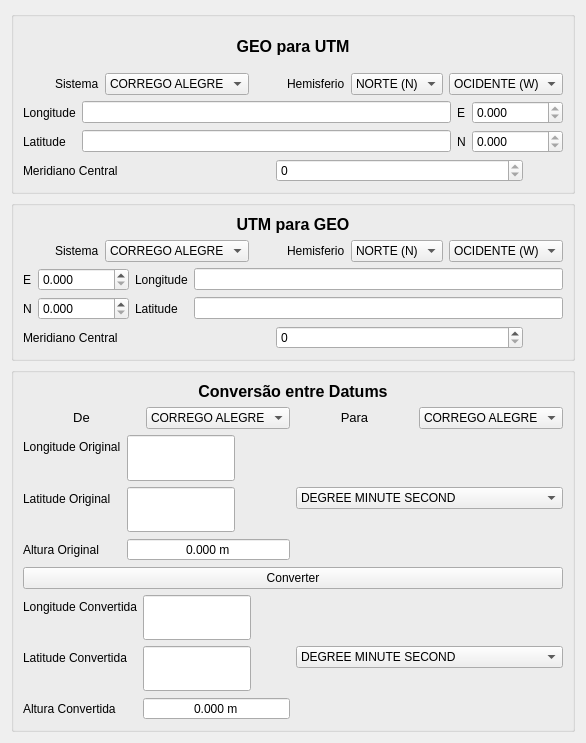
e-foto/e-foto, file branches/SandBox/ProjP/convertDatums e UTM/ConvertionsForm.ui: the form before one commit.
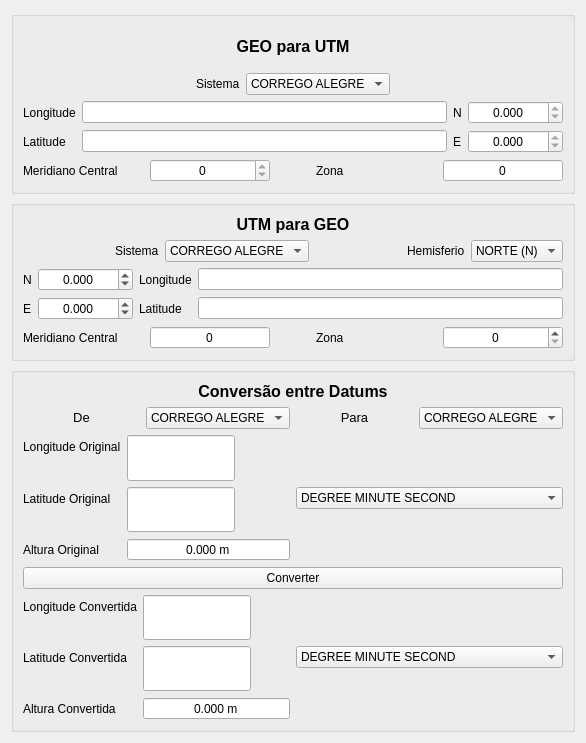
The form after the commit. Custom widgets are drawn as their Qt base class.

The edit to the form file:
```diff
--- a/branches/SandBox/ProjP/convertDatums e UTM/ConvertionsForm.ui
+++ b/branches/SandBox/ProjP/convertDatums e UTM/ConvertionsForm.ui
@@ -126,78 +126,20 @@
           </property>
          </spacer>
         </item>
-        <item>
-         <widget class="QLabel" name="label_13">
-          <property name="text">
-           <string>Hemisferio</string>
-          </property>
-         </widget>
-        </item>
-        <item>
-         <widget class="QComboBox" name="hemiNSGeoUTMComboBox">
-          <item>
-           <property name="text">
-            <string>NORTE (N)</string>
-           </property>
-          </item>
-          <item>
-           <property name="text">
-            <string>SUL (S)</string>
-           </property>
-          </item>
-         </widget>
-        </item>
-        <item>
-         <widget class="QComboBox" name="hemiWEGeoUtmComboBox">
-          <item>
-           <property name="text">
-            <string>OCIDENTE (W)</string>
-           </property>
-          </item>
-          <item>
-           <property name="text">
-            <string>ORIENTE (E)</string>
-           </property>
-          </item>
-         </widget>
-        </item>
        </layout>
       </item>
       <item>
        <layout class="QVBoxLayout" name="verticalLayout_2">
         <item>
          <layout class="QGridLayout" name="gridLayout">
-          <item row="0" column="0">
+          <item row="1" column="0">
            <widget class="QLabel" name="label">
             <property name="text">
              <string>Longitude</string>
             </property>
            </widget>
           </item>
-          <item row="0" column="1">
-           <widget class="DmsEdit" name="latGeotoUtmDmsEdit"/>
-          </item>
-          <item row="0" column="2">
-           <widget class="QLabel" name="label_4">
-            <property name="text">
-             <string>E</string>
-            </property>
-           </widget>
-          </item>
-          <item row="0" column="3">
-           <widget class="QDoubleSpinBox" name="EGeoToUtmDoubleSpinBox">
-            <property name="readOnly">
-             <bool>true</bool>
-            </property>
-            <property name="decimals">
-             <number>3</number>
-            </property>
-            <property name="maximum">
-             <double>1000000000.000000000000000</double>
-            </property>
-           </widget>
-          </item>
-          <item row="1" column="0">
+          <item row="4" column="0">
            <widget class="QLabel" name="label_3">
             <property name="text">
              <string>Latitude</string>
@@ -207,26 +149,61 @@
           <item row="1" column="1">
            <widget class="DmsEdit" name="longGeotoUtmDmsEdit"/>
           </item>
-          <item row="1" column="2">
-           <widget class="QLabel" name="label_2">
-            <property name="text">
-             <string>N</string>
-            </property>
-           </widget>
+          <item row="4" column="1">
+           <widget class="DmsEdit" name="latGeotoUtmDmsEdit"/>
           </item>
           <item row="1" column="3">
            <widget class="QDoubleSpinBox" name="NGeoToUtmDoubleSpinBox">
+            <property name="alignment">
+             <set>Qt::AlignCenter</set>
+            </property>
             <property name="readOnly">
              <bool>true</bool>
             </property>
             <property name="decimals">
              <number>3</number>
             </property>
+            <property name="minimum">
+             <double>-1000000000.000000000000000</double>
+            </property>
             <property name="maximum">
              <double>1000000000.000000000000000</double>
             </property>
            </widget>
           </item>
+          <item row="4" column="3">
+           <widget class="QDoubleSpinBox" name="EGeoToUtmDoubleSpinBox">
+            <property name="alignment">
+             <set>Qt::AlignCenter</set>
+            </property>
+            <property name="readOnly">
+             <bool>true</bool>
+            </property>
+            <property name="decimals">
+             <number>3</number>
+            </property>
+            <property name="minimum">
+             <double>-1000000000.000000000000000</double>
+            </property>
+            <property name="maximum">
+             <double>1000000000.000000000000000</double>
+            </property>
+           </widget>
+          </item>
+          <item row="4" column="2">
+           <widget class="QLabel" name="label_4">
+            <property name="text">
+             <string>E</string>
+            </property>
+           </widget>
+          </item>
+          <item row="1" column="2">
+           <widget class="QLabel" name="label_2">
+            <property name="text">
+             <string>N</string>
+            </property>
+           </widget>
+          </item>
          </layout>
         </item>
         <item>
@@ -240,12 +217,18 @@
           </item>
           <item>
            <widget class="QDoubleSpinBox" name="mCGeoToUtmDoubleSpinBox">
+            <property name="alignment">
+             <set>Qt::AlignCenter</set>
+            </property>
             <property name="readOnly">
              <bool>true</bool>
             </property>
             <property name="decimals">
              <number>0</number>
             </property>
+            <property name="minimum">
+             <double>-1000.000000000000000</double>
+            </property>
            </widget>
           </item>
           <item>
@@ -264,6 +247,26 @@
             </property>
            </spacer>
           </item>
+          <item>
+           <widget class="QLabel" name="label_24">
+            <property name="text">
+             <string>Zona</string>
+            </property>
+           </widget>
+          </item>
+          <item>
+           <widget class="QSpinBox" name="zonaGeoUtmSpinBox">
+            <property name="alignment">
+             <set>Qt::AlignCenter</set>
+            </property>
+            <property name="readOnly">
+             <bool>true</bool>
+            </property>
+            <property name="buttonSymbols">
+             <enum>QAbstractSpinBox::NoButtons</enum>
+            </property>
+           </widget>
+          </item>
          </layout>
         </item>
        </layout>
@@ -282,7 +285,7 @@
      <property name="title">
       <string/>
      </property>
-     <layout class="QVBoxLayout" name="verticalLayout_4">
+     <layout class="QVBoxLayout" name="verticalLayout">
       <item>
        <widget class="QLabel" name="label_25">
         <property name="text">
@@ -374,85 +377,81 @@
           </item>
          </widget>
         </item>
-        <item>
-         <widget class="QComboBox" name="hemiWEUtmGeoComboBox">
-          <item>
-           <property name="text">
-            <string>OCIDENTE (W)</string>
-           </property>
-          </item>
-          <item>
-           <property name="text">
-            <string>ORIENTE (E)</string>
-           </property>
-          </item>
-         </widget>
-        </item>
        </layout>
       </item>
-      <item>
-       <layout class="QVBoxLayout" name="verticalLayout">
         <item>
          <layout class="QGridLayout" name="gridLayout_2">
+        <item row="0" column="2">
+         <widget class="QLabel" name="label_8">
+          <property name="text">
+           <string>Longitude</string>
+          </property>
+         </widget>
+        </item>
+        <item row="0" column="3">
+         <widget class="DmsEdit" name="latUtmToGeoDmsEdit">
+          <property name="readOnly">
+           <bool>true</bool>
+          </property>
+         </widget>
+        </item>
           <item row="0" column="0">
+         <widget class="QLabel" name="label_10">
+          <property name="text">
+           <string>N</string>
+          </property>
+         </widget>
+        </item>
+        <item row="2" column="0">
            <widget class="QLabel" name="label_11">
             <property name="text">
              <string>E</string>
             </property>
            </widget>
           </item>
-          <item row="0" column="1">
-           <widget class="QDoubleSpinBox" name="EUtmToGeoDoubleSpinBox">
-            <property name="decimals">
-             <number>3</number>
-            </property>
-            <property name="maximum">
-             <double>1000000000.000000000000000</double>
+        <item row="2" column="2">
+         <widget class="QLabel" name="label_9">
+          <property name="text">
+           <string>Latitude</string>
             </property>
            </widget>
           </item>
-          <item row="0" column="3">
+        <item row="2" column="3">
            <widget class="DmsEdit" name="longUtmToGeoDmsEdit">
             <property name="readOnly">
              <bool>true</bool>
             </property>
            </widget>
           </item>
-          <item row="1" column="0">
-           <widget class="QLabel" name="label_10">
-            <property name="text">
-             <string>N</string>
-            </property>
-           </widget>
-          </item>
-          <item row="1" column="1">
+        <item row="0" column="1">
            <widget class="QDoubleSpinBox" name="NUtmToGeoDoubleSpinBox">
+          <property name="alignment">
+           <set>Qt::AlignCenter</set>
+          </property>
             <property name="decimals">
              <number>3</number>
             </property>
+          <property name="minimum">
+           <double>-1000000000.000000000000000</double>
+          </property>
             <property name="maximum">
              <double>1000000000.000000000000000</double>
             </property>
            </widget>
           </item>
-          <item row="1" column="2">
-           <widget class="QLabel" name="label_9">
-            <property name="text">
-             <string>Latitude</string>
-            </property>
-           </widget>
-          </item>
-          <item row="1" column="3">
-           <widget class="DmsEdit" name="latUtmToGeoDmsEdit">
-            <property name="readOnly">
-             <bool>true</bool>
-            </property>
-           </widget>
-          </item>
-          <item row="0" column="2">
-           <widget class="QLabel" name="label_8">
-            <property name="text">
-             <string>Longitude</string>
+        <item row="2" column="1">
+         <widget class="QDoubleSpinBox" name="EUtmToGeoDoubleSpinBox">
+          <property name="alignment">
+           <set>Qt::AlignCenter</set>
+          </property>
+          <property name="decimals">
+           <number>3</number>
+          </property>
+          <property name="minimum">
+           <double>-1000000000.000000000000000</double>
+          </property>
+          <property name="maximum">
+           <double>1000000000.000000000000000</double>
             </property>
            </widget>
           </item>
@@ -469,9 +468,21 @@
           </item>
           <item>
            <widget class="QDoubleSpinBox" name="mCUtmToGeoDoubleSpinBox">
+          <property name="alignment">
+           <set>Qt::AlignCenter</set>
+          </property>
+          <property name="readOnly">
+           <bool>true</bool>
+          </property>
+          <property name="buttonSymbols">
+           <enum>QAbstractSpinBox::NoButtons</enum>
+          </property>
             <property name="decimals">
              <number>0</number>
             </property>
+          <property name="minimum">
+           <double>-100.000000000000000</double>
+          </property>
            </widget>
           </item>
           <item>
@@ -490,7 +501,25 @@
             </property>
            </spacer>
           </item>
-         </layout>
+        <item>
+         <widget class="QLabel" name="label_27">
+          <property name="text">
+           <string>Zona</string>
+          </property>
+         </widget>
+        </item>
+        <item>
+         <widget class="QSpinBox" name="zonaUtmGeoSpinBox">
+          <property name="alignment">
+           <set>Qt::AlignCenter</set>
+          </property>
+          <property name="buttonSymbols">
+           <enum>QAbstractSpinBox::UpDownArrows</enum>
+          </property>
+          <property name="accelerated">
+           <bool>true</bool>
+          </property>
+         </widget>
         </item>
        </layout>
       </item>
```
Lines whose indentation alone changed are shown as unchanged.
